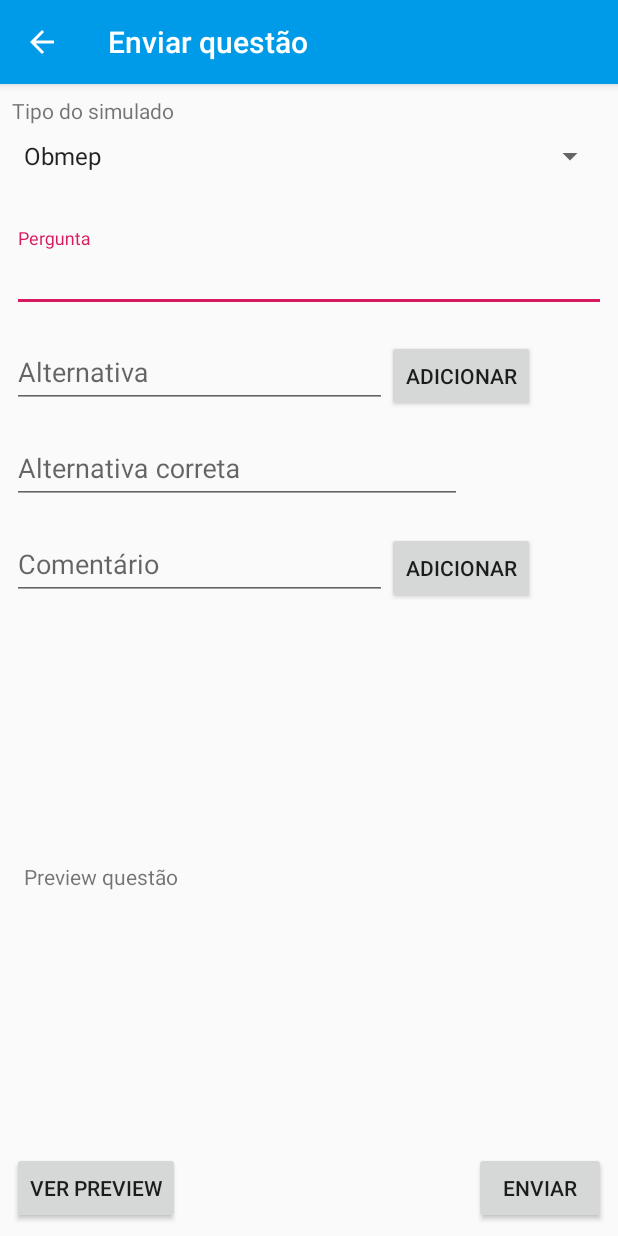
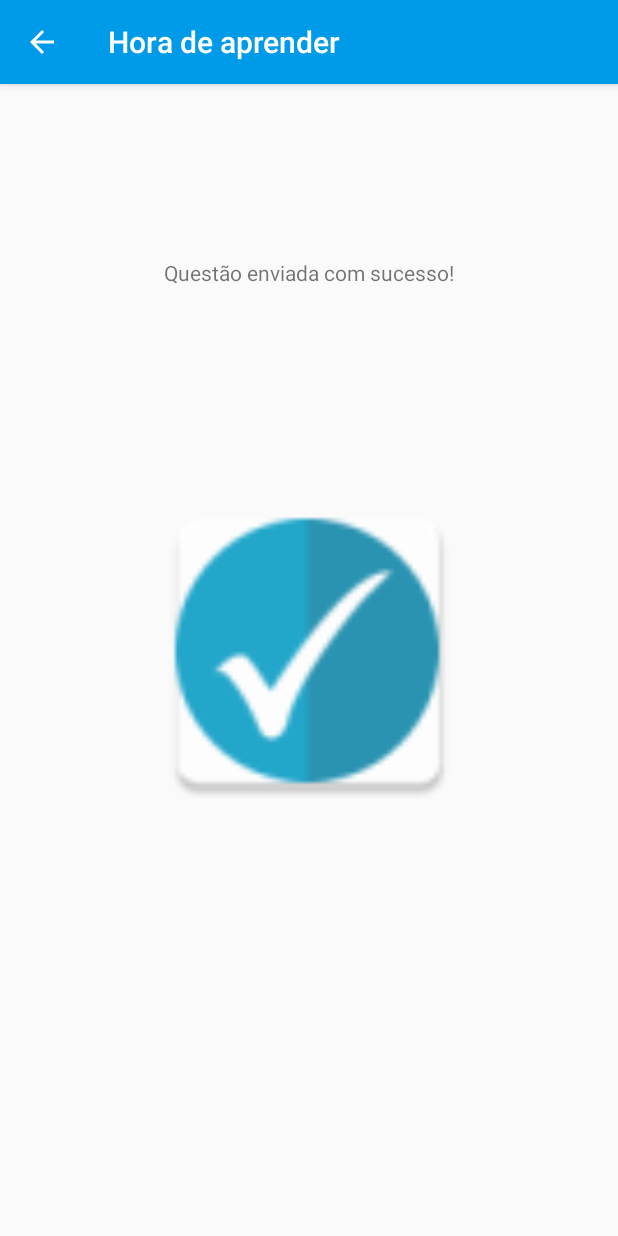
Before and after one commit to victorkonai/Horadeaprender, an Android app: the EnviarQuestaoActivity screen opened directly, with no data from a screen before it, after a tap on "ENVIAR", on a phone screen of 412 x 824 dp. Run offline under Robolectric (Android 15) with nearby library versions, the phone set to English and light mode, and no system bars; our stand-ins replace Firebase (no records; nobody signed in at launch, a user with empty details on screens opened directly).

Commit message:
Enviando questão ao Firebase - finalizada

```diff
--- a/app/src/main/AndroidManifest.xml
+++ b/app/src/main/AndroidManifest.xml
@@ -9,12 +9,13 @@
         android:roundIcon="@mipmap/ic_launcher_round"
         android:supportsRtl="true"
         android:theme="@style/AppTheme">
+        <activity android:name=".iu.SucessoEnviaQuestaoActivity"></activity>
         <activity
             android:name=".iu.DesempenhoActivity"
-            android:label="Desempenho"/>
+            android:label="Desempenho" />
         <activity
             android:name=".iu.SimuladoActivity"
-            android:label="Simulado"/>
+            android:label="Simulado" />
         <activity
             android:name=".iu.ConfiguracoesActivity"
             android:label="Configurações" />
--- a/app/src/main/java/br/com/horadeaprender/iu/EnviarQuestaoActivity.java
+++ b/app/src/main/java/br/com/horadeaprender/iu/EnviarQuestaoActivity.java
@@ -1,5 +1,6 @@
 package br.com.horadeaprender.iu;
 
+import android.content.Intent;
 import android.support.annotation.NonNull;
 import android.support.design.widget.Snackbar;
 import android.support.v7.app.AppCompatActivity;
@@ -128,6 +129,9 @@ public class EnviarQuestaoActivity extends AppCompatActivity {
                                 @Override
                                 public void onSuccess(DocumentReference documentReference) {
                                     Log.d(TAG, "DocumentSnapshot written with ID: " + documentReference.getId());
+
+                                    finish();
+                                    telaSucesso();
                                 }
                             })
                             .addOnFailureListener(new OnFailureListener() {
@@ -135,14 +139,16 @@ public class EnviarQuestaoActivity extends AppCompatActivity {
                                 public void onFailure(@NonNull Exception e) {
                                     Log.w(TAG, "Error adding document", e);
 
-                                    finish();
-
-
+                                    Toast.makeText(getApplicationContext(), "Erro ao enviar questão", Toast.LENGTH_SHORT).show();
+                                    onBackPressed();
                                 }
                             });
                 }
             });
         }
+
+
+
         private void supportNaviagteUp() {
             getSupportActionBar().setDisplayShowHomeEnabled(true);
             getSupportActionBar().setHomeButtonEnabled(true);
@@ -150,4 +156,8 @@ public class EnviarQuestaoActivity extends AppCompatActivity {
         }
 
     }
+    private void telaSucesso(){
+        Intent intent = new Intent(this, SucessoEnviaQuestaoActivity.class);
+        startActivity(intent);
+    }
 }
--- /dev/null
+++ b/app/src/main/java/br/com/horadeaprender/iu/SucessoEnviaQuestaoActivity.java
@@ -0,0 +1,42 @@
+package br.com.horadeaprender.iu;
+
+import android.support.v7.app.AppCompatActivity;
+import android.os.Bundle;
+
+import br.com.horadeaprender.R;
+
+public class SucessoEnviaQuestaoActivity extends AppCompatActivity {
+
+    private ViewHolder vh;
+
+    @Override
+    protected void onCreate(Bundle savedInstanceState) {
+        super.onCreate(savedInstanceState);
+        setContentView(R.layout.activity_sucesso_envia_questao);
+
+        vh = new ViewHolder();
+    }
+
+    @Override
+    public boolean onSupportNavigateUp() {
+        onBackPressed();
+        return super.onSupportNavigateUp();
+    }
+
+    @Override
+    public void onBackPressed() {
+        finish();
+    }
+
+    public class ViewHolder {
+
+        public ViewHolder() {
+            supportNaviagteUp();
+        }
+        private void supportNaviagteUp() {
+            getSupportActionBar().setDisplayShowHomeEnabled(true);
+            getSupportActionBar().setHomeButtonEnabled(true);
+            getSupportActionBar().setDisplayHomeAsUpEnabled(true);
+        }
+    }
+}
--- /dev/null
+++ b/app/src/main/res/layout/activity_sucesso_envia_questao.xml
@@ -0,0 +1,35 @@
+<?xml version="1.0" encoding="utf-8"?>
+<android.support.constraint.ConstraintLayout xmlns:android="http://schemas.android.com/apk/res/android"
+    xmlns:app="http://schemas.android.com/apk/res-auto"
+    xmlns:tools="http://schemas.android.com/tools"
+    android:layout_width="match_parent"
+    android:layout_height="match_parent"
+    tools:context=".iu.SucessoEnviaQuestaoActivity">
+
+    <ImageView
+        android:id="@+id/imageView3"
+        android:layout_width="222dp"
+        android:layout_height="245dp"
+        android:layout_marginStart="8dp"
+        android:layout_marginTop="120dp"
+        android:layout_marginEnd="8dp"
+        android:layout_marginBottom="8dp"
+        app:layout_constraintBottom_toBottomOf="parent"
+        app:layout_constraintEnd_toEndOf="parent"
+        app:layout_constraintStart_toStartOf="parent"
+        app:layout_constraintTop_toBottomOf="@+id/textView4"
+        app:layout_constraintVertical_bias="0.004"
+        app:srcCompat="@mipmap/ic_app_sucess" />
+
+    <TextView
+        android:id="@+id/textView4"
+        android:layout_width="wrap_content"
+        android:layout_height="wrap_content"
+        android:layout_marginStart="8dp"
+        android:layout_marginTop="116dp"
+        android:layout_marginEnd="8dp"
+        android:text="Questão enviada com sucesso!"
+        app:layout_constraintEnd_toEndOf="parent"
+        app:layout_constraintStart_toStartOf="parent"
+        app:layout_constraintTop_toTopOf="parent" />
+</android.support.constraint.ConstraintLayout>
```
Also changed, not shown: app/src/main/ic_app_sucess-web.png (added), app/src/main/res/mipmap-hdpi/ic_app_sucess.png (added), app/src/main/res/mipmap-mdpi/ic_app_sucess.png (added), app/src/main/res/mipmap-xhdpi/ic_app_sucess.png (added), app/src/main/res/mipmap-xxhdpi/ic_app_sucess.png (added), app/src/main/res/mipmap-xxxhdpi/ic_app_sucess.png (added).
